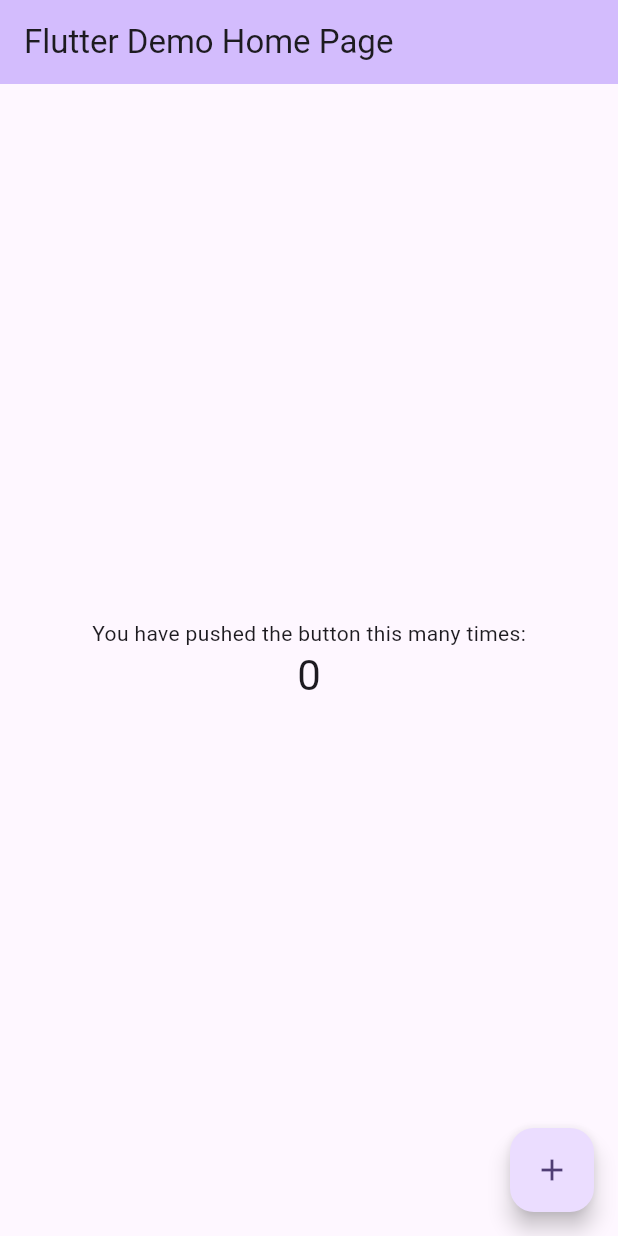
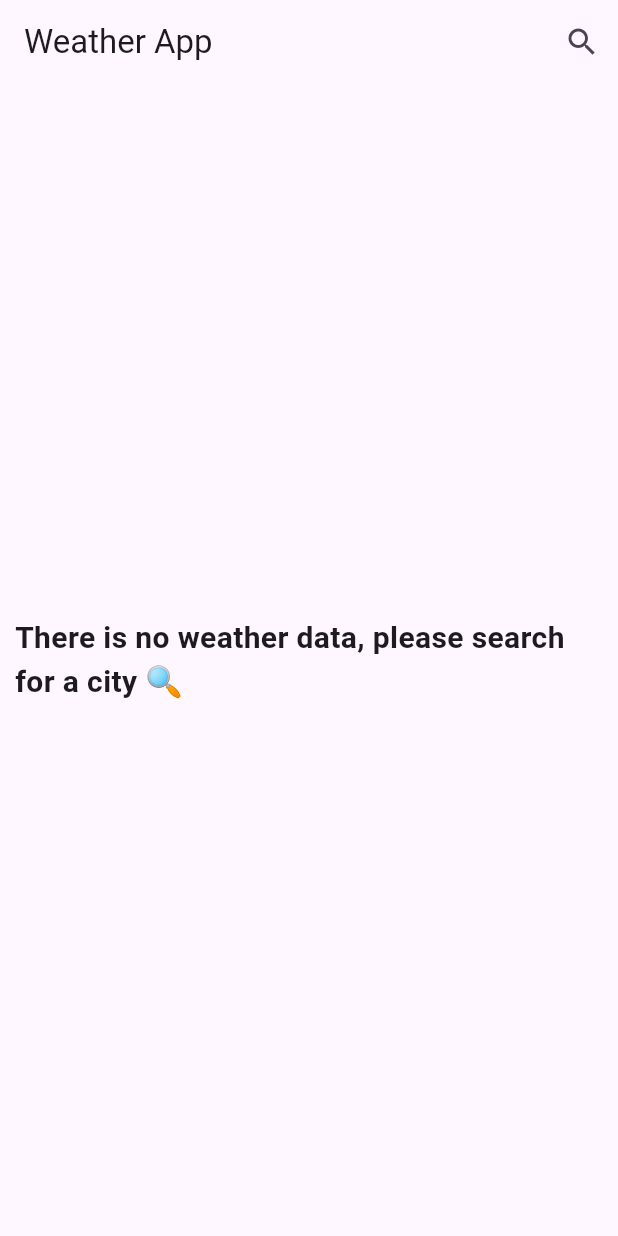
Before and after one commit to a7medjamal/weather_app, a Flutter app: the screen it shows after launch, on a phone screen of 412 x 824 dp. Run offline on Flutter 3.47's test engine with Material 3 defaults, Android fonts, the phone set to English and light mode, and no system bars.

Commit message:
create home page

```diff
--- a/lib/main.dart
+++ b/lib/main.dart
@@ -1,125 +1,17 @@
 import 'package:flutter/material.dart';
+import 'package:weather_app/views/home_view.dart';
 
 void main() {
-  runApp(const MyApp());
+  runApp(const WeatherApp());
 }
 
-class MyApp extends StatelessWidget {
-  const MyApp({super.key});
+class WeatherApp extends StatelessWidget {
+  const WeatherApp({super.key});
 
-  // This widget is the root of your application.
   @override
   Widget build(BuildContext context) {
     return MaterialApp(
-      title: 'Flutter Demo',
-      theme: ThemeData(
-        // This is the theme of your application.
-        //
-        // TRY THIS: Try running your application with "flutter run". You'll see
-        // the application has a purple toolbar. Then, without quitting the app,
-        // try changing the seedColor in the colorScheme below to Colors.green
-        // and then invoke "hot reload" (save your changes or press the "hot
-        // reload" button in a Flutter-supported IDE, or press "r" if you used
-        // the command line to start the app).
-        //
-        // Notice that the counter didn't reset back to zero; the application
-        // state is not lost during the reload. To reset the state, use hot
-        // restart instead.
-        //
-        // This works for code too, not just values: Most code changes can be
-        // tested with just a hot reload.
-        colorScheme: ColorScheme.fromSeed(seedColor: Colors.deepPurple),
-        useMaterial3: true,
-      ),
-      home: const MyHomePage(title: 'Flutter Demo Home Page'),
+      home: HomeView(),
     );
   }
 }
-
-class MyHomePage extends StatefulWidget {
-  const MyHomePage({super.key, required this.title});
-
-  // This widget is the home page of your application. It is stateful, meaning
-  // that it has a State object (defined below) that contains fields that affect
-  // how it looks.
-
-  // This class is the configuration for the state. It holds the values (in this
-  // case the title) provided by the parent (in this case the App widget) and
-  // used by the build method of the State. Fields in a Widget subclass are
-  // always marked "final".
-
-  final String title;
-
-  @override
-  State<MyHomePage> createState() => _MyHomePageState();
-}
-
-class _MyHomePageState extends State<MyHomePage> {
-  int _counter = 0;
-
-  void _incrementCounter() {
-    setState(() {
-      // This call to setState tells the Flutter framework that something has
-      // changed in this State, which causes it to rerun the build method below
-      // so that the display can reflect the updated values. If we changed
-      // _counter without calling setState(), then the build method would not be
-      // called again, and so nothing would appear to happen.
-      _counter++;
-    });
-  }
-
-  @override
-  Widget build(BuildContext context) {
-    // This method is rerun every time setState is called, for instance as done
-    // by the _incrementCounter method above.
-    //
-    // The Flutter framework has been optimized to make rerunning build methods
-    // fast, so that you can just rebuild anything that needs updating rather
-    // than having to individually change instances of widgets.
-    return Scaffold(
-      appBar: AppBar(
-        // TRY THIS: Try changing the color here to a specific color (to
-        // Colors.amber, perhaps?) and trigger a hot reload to see the AppBar
-        // change color while the other colors stay the same.
-        backgroundColor: Theme.of(context).colorScheme.inversePrimary,
-        // Here we take the value from the MyHomePage object that was created by
-        // the App.build method, and use it to set our appbar title.
-        title: Text(widget.title),
-      ),
-      body: Center(
-        // Center is a layout widget. It takes a single child and positions it
-        // in the middle of the parent.
-        child: Column(
-          // Column is also a layout widget. It takes a list of children and
-          // arranges them vertically. By default, it sizes itself to fit its
-          // children horizontally, and tries to be as tall as its parent.
-          //
-          // Column has various properties to control how it sizes itself and
-          // how it positions its children. Here we use mainAxisAlignment to
-          // center the children vertically; the main axis here is the vertical
-          // axis because Columns are vertical (the cross axis would be
-          // horizontal).
-          //
-          // TRY THIS: Invoke "debug painting" (choose the "Toggle Debug Paint"
-          // action in the IDE, or press "p" in the console), to see the
-          // wireframe for each widget.
-          mainAxisAlignment: MainAxisAlignment.center,
-          children: <Widget>[
-            const Text(
-              'You have pushed the button this many times:',
-            ),
-            Text(
-              '$_counter',
-              style: Theme.of(context).textTheme.headlineMedium,
-            ),
-          ],
-        ),
-      ),
-      floatingActionButton: FloatingActionButton(
-        onPressed: _incrementCounter,
-        tooltip: 'Increment',
-        child: const Icon(Icons.add),
-      ), // This trailing comma makes auto-formatting nicer for build methods.
-    );
-  }
-}
--- /dev/null
+++ b/lib/views/home_view.dart
@@ -0,0 +1,40 @@
+import 'package:flutter/material.dart';
+
+class HomeView extends StatelessWidget {
+  const HomeView({super.key});
+
+  @override
+  Widget build(BuildContext context) {
+    return Scaffold(
+      appBar: AppBar(
+        title: const Text('Weather App'),
+        actions: [
+          IconButton(
+            icon: const Icon(Icons.search),
+            onPressed: () {},
+          ),
+        ],
+      ),
+      body: const Column(
+        mainAxisAlignment: MainAxisAlignment.center,
+        children: [
+          Padding(
+            padding: EdgeInsets.only(
+              left: 10,
+              right: 10,
+            ),
+            child: Center(
+              child: Text(
+                'There is no weather data, please search for a city 🔍',
+                style: TextStyle(
+                  fontSize: 20,
+                  fontWeight: FontWeight.bold,
+                ),
+              ),
+            ),
+          ),
+        ],
+      ),
+    );
+  }
+}
--- a/pubspec.yaml
+++ b/pubspec.yaml
@@ -35,6 +35,7 @@ dependencies:
   # The following adds the Cupertino Icons font to your application.
   # Use with the CupertinoIcons class for iOS style icons.
   cupertino_icons: ^1.0.8
+  flutter_screenutil: ^5.9.3
 
 dev_dependencies:
   flutter_test:
@@ -59,9 +60,8 @@ flutter:
   uses-material-design: true
 
   # To add assets to your application, add an assets section, like this:
-  # assets:
-  #   - images/a_dot_burr.jpeg
-  #   - images/a_dot_ham.jpeg
+  assets:
+    - assets/images/
 
   # An image asset can refer to one or more resolution-specific "variants", see
   # https://flutter.dev/to/resolution-aware-images
```
Also changed, not shown: pubspec.lock.
